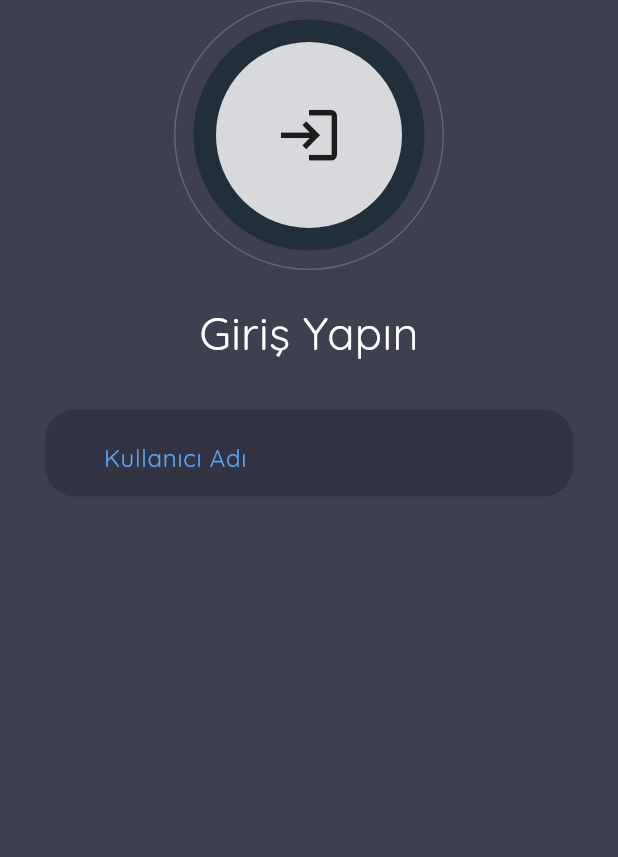
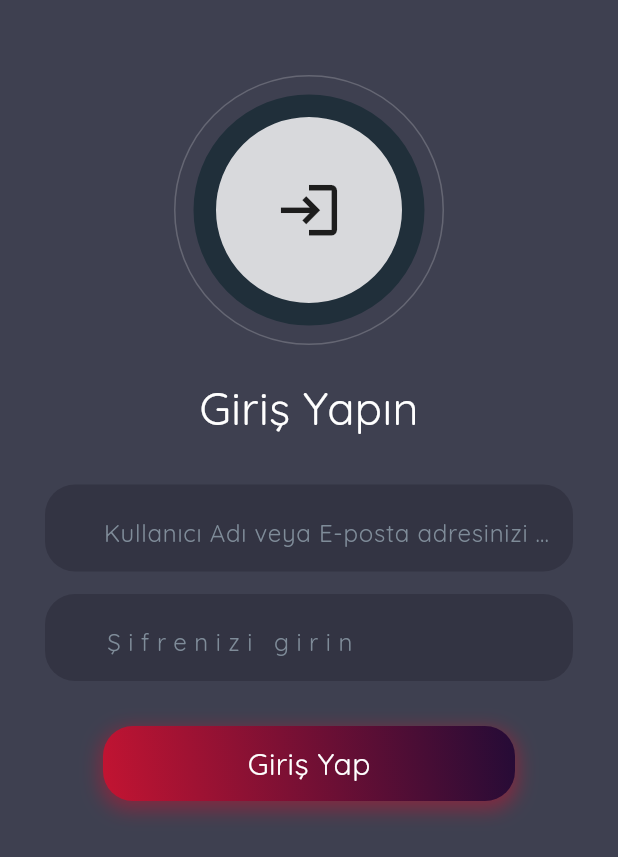
Before and after one commit to hafizecim/Order_Project-_Tracking_Application_with_Flutter, a Flutter app: the screen it shows after launch, on a phone screen of 412 x 824 dp. Shown: the top 857 px of the screen. Run offline on Flutter 3.47's test engine with Material 3 defaults, Android fonts, the phone set to English and light mode, and no system bars; our stand-ins replace google_fonts.

Commit message:
Login Page

```diff
--- /dev/null
+++ b/lib/sabitler/tema.dart
@@ -0,0 +1,24 @@
+import 'package:flutter/material.dart';
+import 'package:google_fonts/google_fonts.dart';
+
+import 'ext.dart';
+
+class Tema {
+  InputDec(String hintText, IconData icon) {
+    return InputDecoration(
+      border: InputBorder.none,
+      hintText: hintText, //"Kullanıcı Adı veya E-posta adresinizi girin",
+      hintStyle: GoogleFonts.quicksand(color: renk(metin_renk)),
+      prefix: Icon(icon, color: renk("5ba7fb")), // solda
+      // suffix: Icon(Icons.check_circle_outline, color: renk(metin_renk)), // sağda
+    );
+  }
+
+
+  inputBoxDec(){
+    return BoxDecoration(
+                  color: renk("333443"),
+                  borderRadius: BorderRadius.circular(20),
+    );
+  }
+}
--- a/lib/sayfalar/oturum/giris.dart
+++ b/lib/sayfalar/oturum/giris.dart
@@ -1,6 +1,7 @@
 import 'package:flutter/material.dart';
 import 'package:google_fonts/google_fonts.dart';
 import 'package:order_project_tracking_application/sabitler/ext.dart';
+import 'package:order_project_tracking_application/sabitler/tema.dart';
 
 class GirisSayfasi extends StatefulWidget {
   const GirisSayfasi({super.key});
@@ -10,19 +11,22 @@ class GirisSayfasi extends StatefulWidget {
 }
 
 class _GirisSayfasiState extends State<GirisSayfasi> {
+  Tema tema = Tema();
   @override
   Widget build(BuildContext context) {
     return SafeArea(
       child: Scaffold(
         body: Container(
           width: MediaQuery.of(context).size.width,
-          //height: MediaQuery.of(context).size.height,
+          height: MediaQuery.of(context).size.height,
           decoration: BoxDecoration(color: renk(arka_renk)),
+          child: SingleChildScrollView(
             child: Column(
               children: [
                 Container(
                   width: 180,
                   height: 180,
+                  margin: EdgeInsets.only(top: 50),
                   padding: const EdgeInsets.all(12),
                   decoration: BoxDecoration(
                     borderRadius: BorderRadius.circular(100),
@@ -51,11 +55,13 @@ class _GirisSayfasiState extends State<GirisSayfasi> {
                   ),
                 ),
                 Container(
-                decoration: BoxDecoration(
-                  color: renk("333443"),
-                  borderRadius: BorderRadius.circular(20),
+                  decoration: tema.inputBoxDec(),
+                  margin: EdgeInsets.only(
+                    top: 30,
+                    bottom: 10,
+                    right: 30,
+                    left: 30,
                   ),
-                margin: EdgeInsets.all(30),
                   padding: EdgeInsets.only(
                     left: 15,
                     right: 15,
@@ -63,20 +69,85 @@ class _GirisSayfasiState extends State<GirisSayfasi> {
                     bottom: 5,
                   ),
                   child: TextFormField(
-                  decoration: InputDecoration(
-                    border: InputBorder.none,
-                    hintText: "Kullanıcı Adı",
-                    hintStyle: GoogleFonts.quicksand(color: renk("5ba7fb")),
-                    prefix: Icon( Icons.people_alt_outlined, color: renk("5ba7fb")), // solda
-                    // suffix: Icon(Icons.check_circle_outline, color: renk(metin_renk)), // sağda
+                    decoration: tema.InputDec(
+                      "Kullanıcı Adı veya E-posta adresinizi girin",
+                      Icons.people_alt_outlined,
                     ),
                     style: GoogleFonts.quicksand(color: renk(metin_renk)),
+                  ),
+                ),
+                Container(
+                  decoration: tema.inputBoxDec(),
+                  margin: EdgeInsets.only(
+                    top: 5,
+                    bottom: 30,
+                    right: 30,
+                    left: 30,
+                  ),
+                  padding: EdgeInsets.only(
+                    left: 15,
+                    right: 15,
+                    top: 5,
+                    bottom: 5,
+                  ),
+                  child: TextFormField(
+                    obscureText: true, // Şifre alanı için gizleme
+                    decoration: tema.InputDec(
+                      "Şifrenizi girin",
+                      Icons.vpn_key_outlined,
+                    ),
+                    style: GoogleFonts.quicksand(
+                      color: renk(metin_renk),
+                      letterSpacing: 5,
+                    ),
+                  ),
+                ),
+                InkWell(
+                  onTap: () {
+                    // Giriş yapma işlemi burada gerçekleştirilecek
+                    // Örneğin, kullanıcı adı ve şifre doğrulaması yapılabilir
+                    print("Giriş yapılıyor...");
+                  },
+                  child: Container(
+                    height: 50,
+                    width: MediaQuery.of(context).size.width / 1.5,
+
+                    //margin: EdgeInsets.symmetric(horizontal: 50),
+                    padding: EdgeInsets.all(10),
+                    decoration: BoxDecoration(
+                      gradient: LinearGradient(
+                        colors: [renk("240b36"), renk("c31432")],
+                        begin: Alignment
+                            .topRight, // başlangıç noktası gradyanın ilk rengi
+                        end: Alignment
+                            .bottomLeft, // bitiş noktası gradyanın ikinci rengi
+                      ),
+                      borderRadius: BorderRadius.circular(20),
+                      boxShadow: [
+                        BoxShadow(
+                          color: renk("c31432").withOpacity(0.5),
+                          offset: Offset(0, 4), // gölge ofseti
+                          blurRadius: 10, // bulanıklık yarıçapı
+                          spreadRadius: 2, // yayılma yarıçapı
+                        ),
+                      ],
+                    ),
+                    child: Center(
+                      child: Text(
+                        "Giriş Yap",
+                        style: GoogleFonts.quicksand(
+                          color: Colors.white,
+                          fontSize: 20,
+                        ),
+                      ),
+                    ),
                   ),
                 ),
               ],
             ),
           ),
         ),
+      ),
     );
   }
 }
```
Lines whose indentation alone changed are shown as unchanged.
